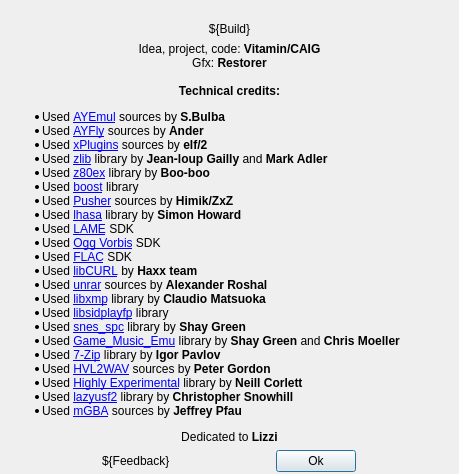
vitamin-caig/zxtune, file apps/zxtune-qt/ui/informational/aboutdialog.ui: the form before one commit.
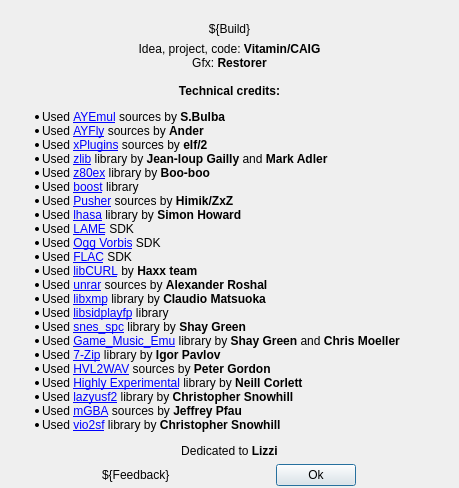
The form after the commit. Icons and pictures are not drawn.

Commit message: zxtune-qt: add vio2sf credits.

The edit to the form file:
```diff
--- a/apps/zxtune-qt/ui/informational/aboutdialog.ui
+++ b/apps/zxtune-qt/ui/informational/aboutdialog.ui
@@ -93,6 +93,7 @@
 &lt;li&gt;Used &lt;a href=&quot;https://github.com/kode54/Highly_Experimental/&quot;&gt;Highly Experimental&lt;/a&gt; library by &lt;b&gt;Neill Corlett&lt;/b&gt;&lt;/li&gt;
 &lt;li&gt;Used &lt;a href=&quot;https://bitbucket.org/kode54/lazyusf2/&quot;&gt;lazyusf2&lt;/a&gt; library by &lt;b&gt;Christopher Snowhill&lt;/b&gt;&lt;/li&gt;
 &lt;li&gt;Used &lt;a href=&quot;http://mgba.io/&quot;&gt;mGBA&lt;/a&gt; sources by &lt;b&gt;Jeffrey Pfau&lt;/b&gt;&lt;/li&gt;
+&lt;li&gt;Used &lt;a href=&quot;https://gitlab.kode54.net/kode54/vio2sf&quot;&gt;vio2sf&lt;/a&gt; library by &lt;b&gt;Christopher Snowhill&lt;/b&gt;&lt;/li&gt;
 &lt;/ul&gt;
 
 &lt;center&gt;Dedicated to &lt;b&gt;Lizzi&lt;/b&gt;&lt;/center&gt;
```
The commit also changes 2 other files.
